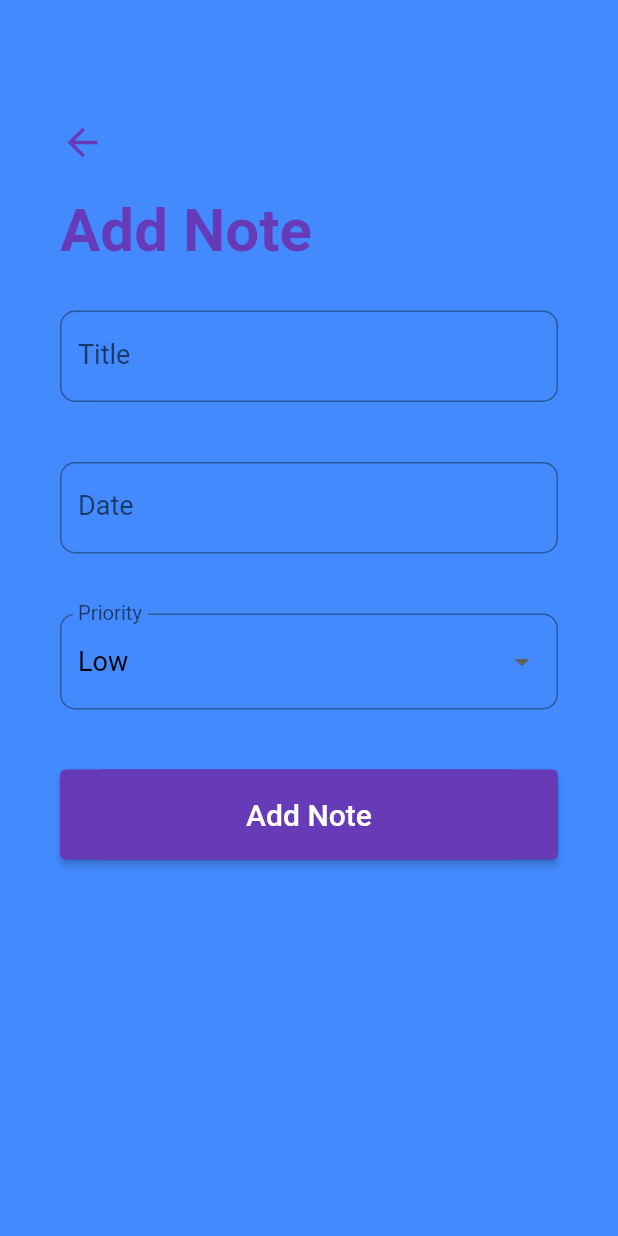
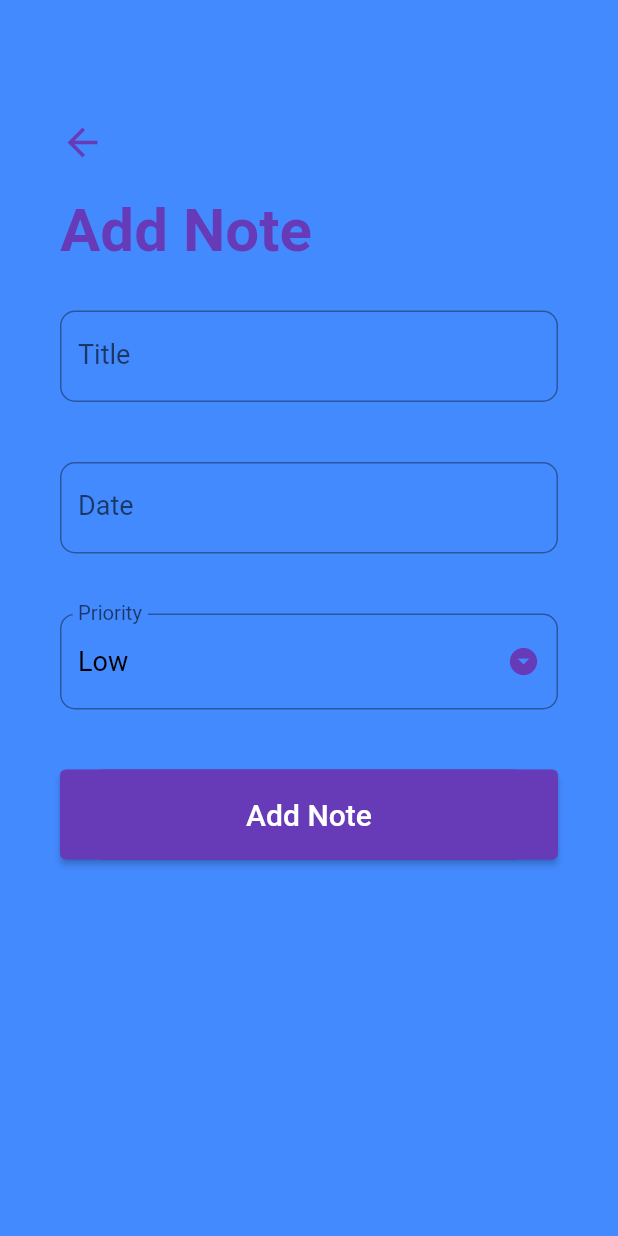
Before and after one commit to ZeggyRaph/Todo, a Flutter app: the AddNoteScreen screen opened directly, on a phone screen of 412 x 824 dp. Run offline on Flutter 3.47's test engine with Material 2 defaults, Android fonts, the phone set to English and light mode, and no system bars; our stand-ins replace sqflite; accounts and stored records are empty.

Commit message:
added Notes function

```diff
--- a/lib/screens/add_note_screen.dart
+++ b/lib/screens/add_note_screen.dart
@@ -36,7 +36,9 @@ class _AddNoteScreenState extends State<AddNoteScreen> {
     return Scaffold(
       backgroundColor:Colors.blueAccent ,
       body: GestureDetector(
-        onTap: (){},
+        //This will enable the keyboard to disappear
+        // when the addnote screen is tapped
+        onTap: () => FocusScope.of(context).unfocus(),
         child: SingleChildScrollView(
           child: Container(
             padding: const EdgeInsets.symmetric(
@@ -55,8 +57,8 @@ class _AddNoteScreenState extends State<AddNoteScreen> {
                 color: Theme.of(context).primaryColor,),
               ),
               const SizedBox(height: 20.0,),
-              const Text('Add Note',
-                style: TextStyle(
+              Text(titleText,
+                style: const TextStyle(
                   color: Colors.deepPurple,
                   fontSize: 40.0,
                   fontWeight: FontWeight.bold
@@ -79,6 +81,10 @@ class _AddNoteScreenState extends State<AddNoteScreen> {
                         borderRadius: BorderRadius.circular(10),
                       ),
                     ),
+                    validator: (input)=>
+                    input!.trim().isEmpty ? 'Please enter title': null,
+                    onSaved: (input)=> _title = input!,
+                    initialValue: _title,
                   ),),
                   Padding(
                     padding:
@@ -103,6 +109,10 @@ class _AddNoteScreenState extends State<AddNoteScreen> {
                     vertical: 20.0
                   ),
                     child: DropdownButtonFormField(
+                      isDense: true,
+                      icon: const Icon(Icons.arrow_drop_down_circle),
+                      iconSize: 22.0,
+                      iconEnabledColor: Theme.of(context).primaryColor,
                       items: _priorities.map((String priority){
                         return DropdownMenuItem(
                           value: priority,
@@ -112,7 +122,7 @@ class _AddNoteScreenState extends State<AddNoteScreen> {
                           fontSize: 18.0,
                         ),),);
                       }).toList(),
-                      style: const TextStyle(fontSize: 18.0),
+                      style:  TextStyle(fontSize: 18.0),
                       decoration: InputDecoration(
                         labelText: 'Priority',
                         labelStyle: const TextStyle(fontSize: 18.0),
@@ -120,6 +130,8 @@ class _AddNoteScreenState extends State<AddNoteScreen> {
                           borderRadius: BorderRadius.circular(10),
                         ),
                       ),
+                      validator: (input)=> _priority == null
+                          ? 'Please select a priority': null,
                       value: _priority,
                       onChanged: (value) {
                         setState(() {
```
